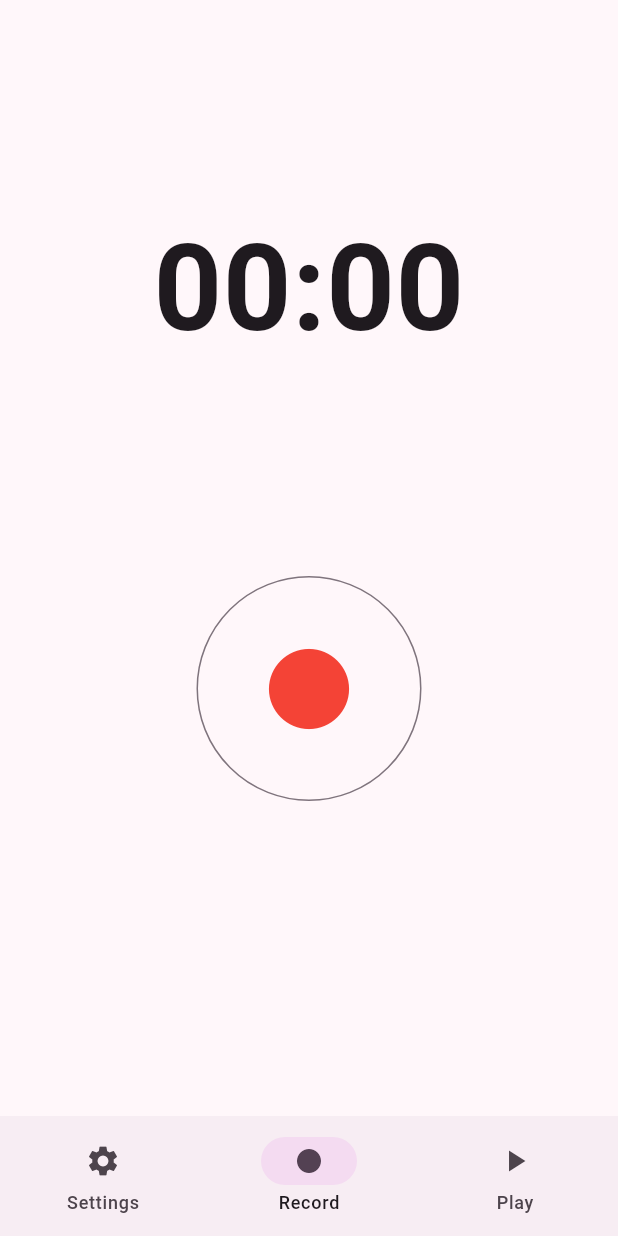
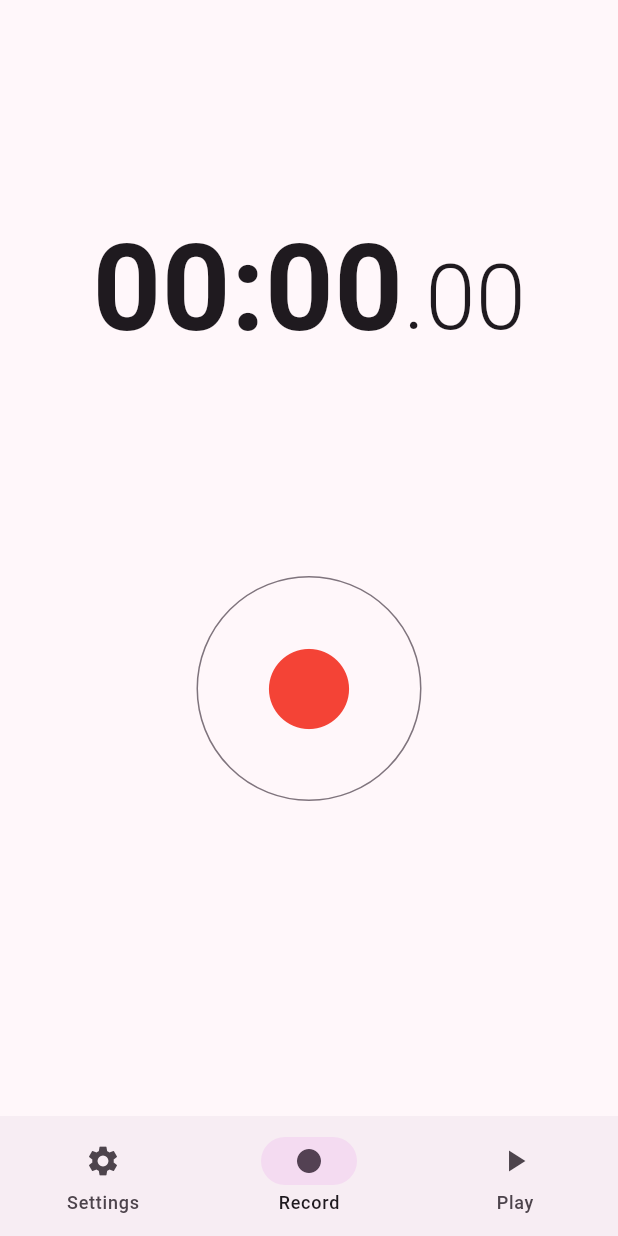
Before and after one commit to malik1004x/safevoice, a Flutter app: the MainNavigator screen opened directly, on a phone screen of 412 x 824 dp. Run offline on Flutter 3.47's test engine with Material 2 defaults, Android fonts, the phone set to English and light mode, and no system bars; our stand-ins replace audioplayers, package_info_plus, settings_ui, shared_preferences; missing offline and left inert: fast_rsa, record; accounts and stored records are empty; statements that could not run were skipped.

Commit message:
add milliseconds to recording counter

```diff
--- a/lib/build_timer.dart
+++ b/lib/build_timer.dart
@@ -1,12 +1,23 @@
 import 'package:flutter/material.dart';
 
-Widget buildTimer(int time, TextStyle timerStyle) {
-  final String minutes = formatNumber(time ~/ 60);
-  final String seconds = formatNumber(time % 60);
+Widget buildTimer(
+    int time, TextStyle mainTimerStyle, TextStyle smallTimerStyle) {
+  final String minutes = formatNumber(time ~/ 6000);
+  final int secondsAndMilliseconds = time % 6000;
+  final String seconds = formatNumber(secondsAndMilliseconds ~/ 100);
+  final String milliseconds = formatNumber(secondsAndMilliseconds % 100);
 
-  return Text(
-    '$minutes:$seconds',
-    style: timerStyle,
+  return Row(
+    mainAxisAlignment: MainAxisAlignment.center,
+    crossAxisAlignment: CrossAxisAlignment.baseline,
+    textBaseline: TextBaseline.ideographic,
+    children: [
+      Text(
+        '$minutes:$seconds',
+        style: mainTimerStyle,
+      ),
+      Text(".$milliseconds", style: smallTimerStyle)
+    ],
   );
 }
 
--- a/lib/recorder_page.dart
+++ b/lib/recorder_page.dart
@@ -63,7 +63,7 @@ class _RecorderPageState extends State<RecorderPage> {
   void _startTimer() {
     _timer?.cancel();
 
-    _timer = Timer.periodic(const Duration(seconds: 1), (Timer t) {
+    _timer = Timer.periodic(const Duration(milliseconds: 1), (Timer t) {
       setState(() => _recordDuration++);
     });
   }
@@ -84,7 +84,8 @@ class _RecorderPageState extends State<RecorderPage> {
         mainAxisSize: MainAxisSize.max,
         crossAxisAlignment: CrossAxisAlignment.center,
         children: <Widget>[
-          buildTimer(_recordDuration, counterTextStyle),
+          buildTimer(
+              _recordDuration, counterTextStyle, counterMillisecondsTextStyle),
           Column(
             children: [
               OutlinedButton(
--- a/lib/styles.dart
+++ b/lib/styles.dart
@@ -5,6 +5,10 @@ import 'package:settings_ui/settings_ui.dart';
 const counterTextStyle = TextStyle(
   fontSize: 80,
   fontWeight: FontWeight.bold,
+);
+const counterMillisecondsTextStyle = TextStyle(
+  fontSize: 60,
+  fontWeight: FontWeight.w300,
 );
 var recordButtonStyle = ButtonStyle(
     alignment: AlignmentDirectional.center,
```
